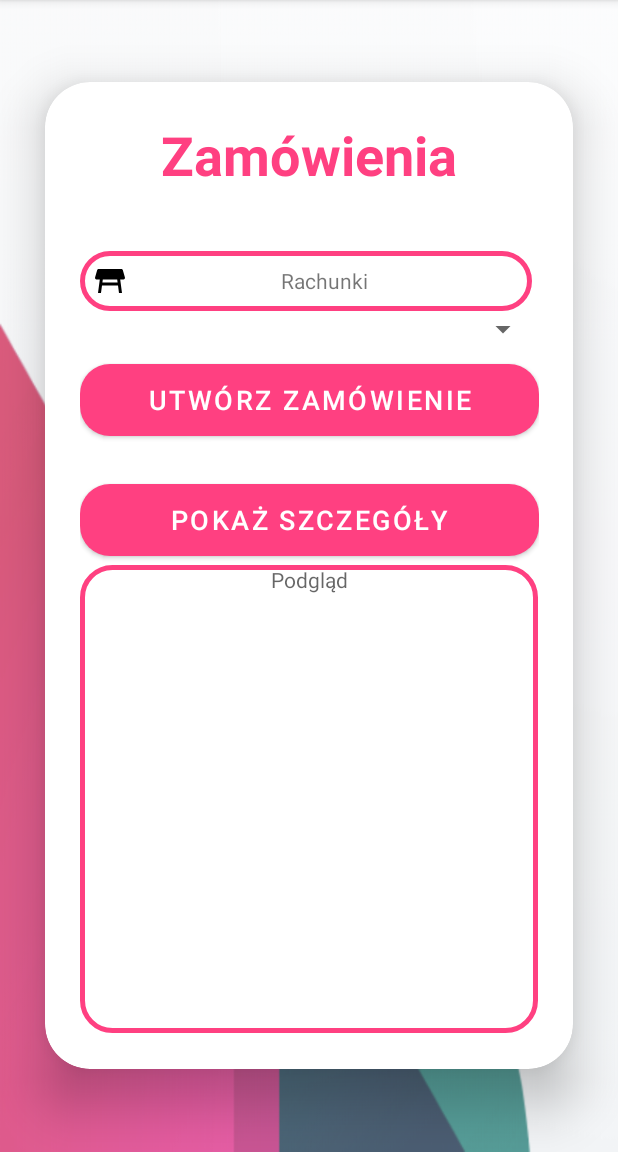
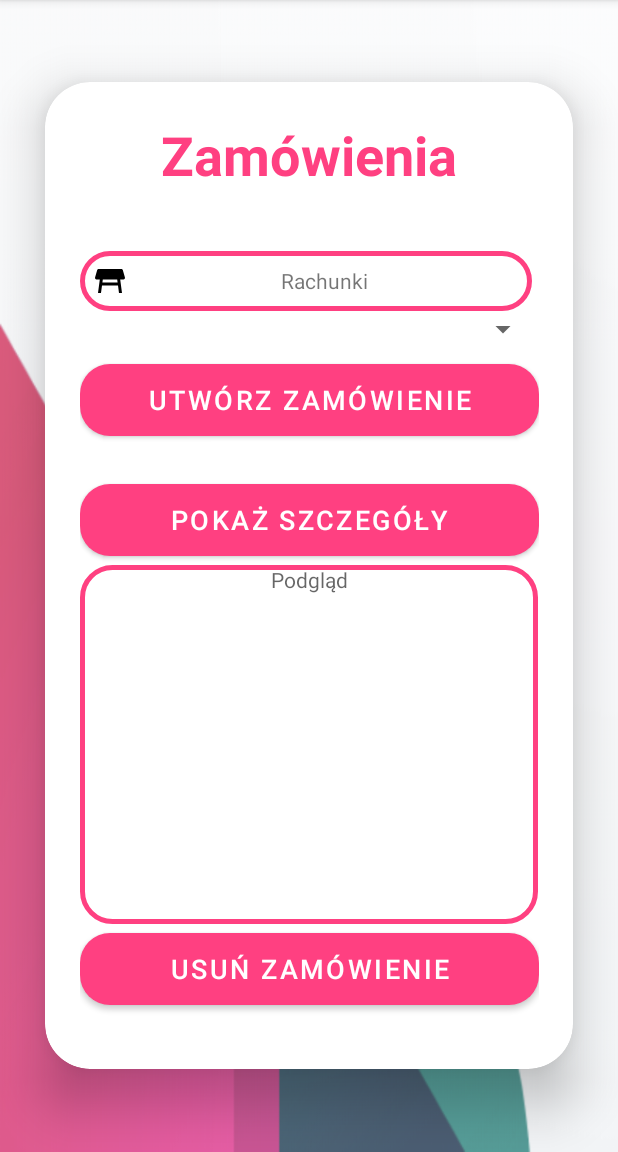
Before and after one commit to AGrzaNNa/Waitres_app, an Android app: the Activity2 screen opened directly, with no data from a screen before it, on a phone screen of 412 x 824 dp, the part 84-1236 px from its top. Run offline under Robolectric (Android 15) with nearby library versions, the phone set to English and light mode, and no system bars.

Commit message:
Gotowa przykładowa aplikacja Klener

```diff
--- a/app/src/main/java/com/example/myapplication/Activity2.java
+++ b/app/src/main/java/com/example/myapplication/Activity2.java
@@ -19,7 +19,7 @@ import java.util.List;
 
 public class Activity2 extends AppCompatActivity {
     String Zam;
-    Button fbutton;
+    Button fbutton,deleteOrd;
     TextView ordtxt;
     @Override
     protected void onCreate(Bundle savedInstanceState) {
@@ -31,6 +31,7 @@ public class Activity2 extends AppCompatActivity {
             actionBar.setDisplayHomeAsUpEnabled(true);
         }
         fbutton=findViewById(R.id.orderbutton);
+        deleteOrd=findViewById(R.id.deleteorder);
         ordtxt=findViewById(R.id.Ordertxt);
 
         Button Button=findViewById(R.id.button);
@@ -66,6 +67,18 @@ public class Activity2 extends AppCompatActivity {
                 }
             }
         });
+        deleteOrd.setOnClickListener(new View.OnClickListener() {
+            @Override
+            public void onClick(View view) {
+                String[]tab=ZwróćNazweZamówienia(wybor_dan.zamówieniaLista);
+                for(int x=0;x< tab.length;x++){
+                    if(Zam.equals(tab[x])){
+                        wybor_dan.zamówieniaLista.remove(x);
+                    }
+                }
+                ordtxt.setText("");
+            }
+        });
     }
     public String [] ZwróćNazweZamówienia(List<Zamówienia> lista){
         String []Names=new String[lista.size()];
--- a/app/src/main/res/layout/activity_orders.xml
+++ b/app/src/main/res/layout/activity_orders.xml
@@ -68,14 +68,24 @@
                 android:textSize="18dp"
                 app:cornerRadius="20dp" />
 
+
             <TextView
                 android:id="@+id/Ordertxt"
                 android:layout_width="305dp"
-                android:layout_height="312dp"
-                android:hint="Podgląd"
+                android:layout_height="239dp"
+                android:background="@drawable/customedittext_style"
                 android:gravity="center_horizontal"
-                android:background="@drawable/customedittext_style"
-                />
+                android:hint="Podgląd" />
+
+
+            <Button
+                android:id="@+id/deleteorder"
+                android:layout_width="match_parent"
+                android:layout_height="60dp"
+                android:layout_marginTop="0dp"
+                android:text="Usuń Zamówienie"
+                android:textSize="18dp"
+                app:cornerRadius="20dp" />
 
 
         </LinearLayout>
```
